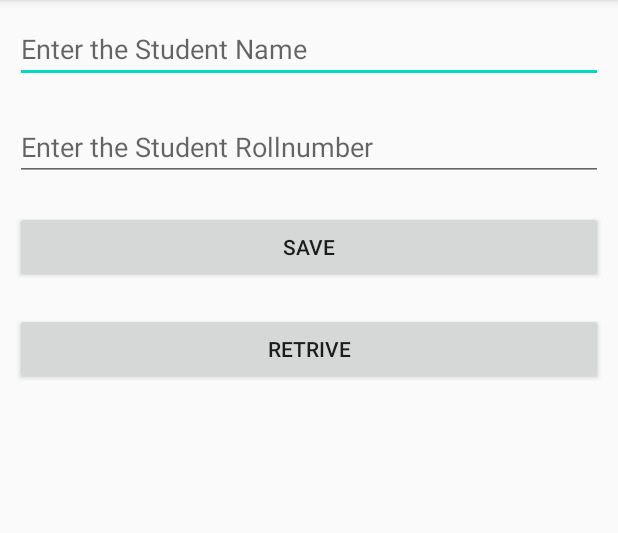
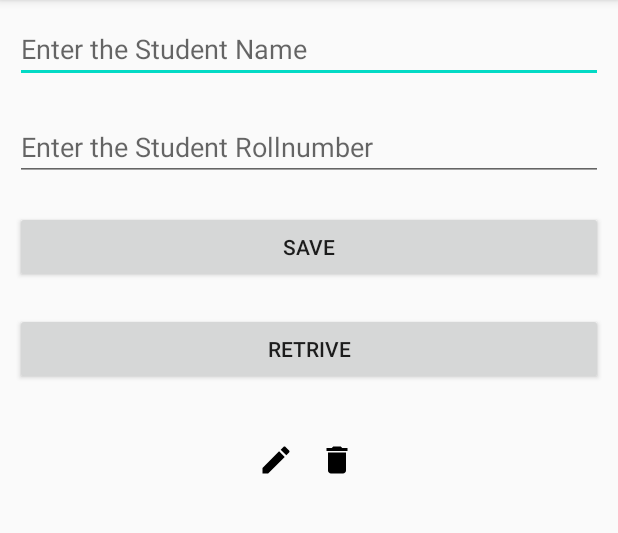
Before and after one commit to AP-Skill-Development-Corporation/AAD-STP-BATCH-5, an Android app: the screen it shows after launch (MainActivity), after a tap on "RETRIVE", on a phone screen of 412 x 824 dp, the part 84-617 px from its top. Run offline under Robolectric (Android 15) with nearby library versions, the phone set to English and light mode, and no system bars; our stand-ins replace Room's generated code.

Commit message:
Room Db Project CURD Opartions completed without live data added

```diff
--- a/RoomDbExample/app/src/main/AndroidManifest.xml
+++ b/RoomDbExample/app/src/main/AndroidManifest.xml
@@ -9,6 +9,9 @@
         android:roundIcon="@mipmap/ic_launcher_round"
         android:supportsRtl="true"
         android:theme="@style/AppTheme">
+        <activity android:name=".UpdateActivity"
+            android:parentActivityName=".MainActivity"
+            ></activity>
         <activity android:name=".MainActivity">
             <intent-filter>
                 <action android:name="android.intent.action.MAIN" />
--- a/RoomDbExample/app/src/main/java/com/muneiah/roomdbexample/StudentAdaper.java
+++ b/RoomDbExample/app/src/main/java/com/muneiah/roomdbexample/StudentAdaper.java
@@ -1,6 +1,7 @@
 package com.muneiah.roomdbexample;
 
 import android.content.Context;
+import android.content.Intent;
 import android.view.LayoutInflater;
 import android.view.View;
 import android.view.ViewGroup;
@@ -35,6 +36,12 @@ public class StudentAdaper extends RecyclerView.Adapter<StudentAdaper.StudentVie
     public void onBindViewHolder(@NonNull StudentViewHolder holder, int position) {
         holder.stud_name.setText(list.get(position).getName());
         holder.stu_rollnumber.setText(list.get(position).getRollnumber());
+        holder.stu_dele.setOnClickListener(new View.OnClickListener() {
+            @Override
+            public void onClick(View v) {
+                MainActivity.database.studentDAO().delete(list.get(position));
+            }
+        });
     }
 
     @Override
@@ -43,12 +50,28 @@ public class StudentAdaper extends RecyclerView.Adapter<StudentAdaper.StudentVie
     }
 
     public class StudentViewHolder extends RecyclerView.ViewHolder {
-        TextView stud_name,stu_rollnumber;
+        TextView stud_name,stu_rollnumber,stu_edit,stu_dele;
 
         public StudentViewHolder(@NonNull View itemView) {
             super(itemView);
             stud_name=itemView.findViewById(R.id.tv_sName);
             stu_rollnumber=itemView.findViewById(R.id.tv_srollnumber);
+            stu_edit=itemView.findViewById(R.id.edit);
+            stu_dele=itemView.findViewById(R.id.delete);
+            stu_edit.setOnClickListener(new View.OnClickListener() {
+                @Override
+                public void onClick(View v) {
+                    String n=stud_name.getText().toString();
+                    String r=stu_rollnumber.getText().toString();
+                    Intent i=new Intent(ctx,UpdateActivity.class);
+                    i.putExtra("name",n);
+                    i.putExtra("roll",r);
+                   ctx.startActivity(i);
+
+
+                }
+            });
+
         }
     }
 }
--- /dev/null
+++ b/RoomDbExample/app/src/main/res/drawable/ic_delete_black_24dp.xml
@@ -0,0 +1,9 @@
+<vector xmlns:android="http://schemas.android.com/apk/res/android"
+        android:width="24dp"
+        android:height="24dp"
+        android:viewportWidth="24.0"
+        android:viewportHeight="24.0">
+    <path
+        android:fillColor="#FF000000"
+        android:pathData="M6,19c0,1.1 0.9,2 2,2h8c1.1,0 2,-0.9 2,-2V7H6v12zM19,4h-3.5l-1,-1h-5l-1,1H5v2h14V4z"/>
+</vector>
--- /dev/null
+++ b/RoomDbExample/app/src/main/res/drawable/ic_edit_black_24dp.xml
@@ -0,0 +1,9 @@
+<vector xmlns:android="http://schemas.android.com/apk/res/android"
+        android:width="24dp"
+        android:height="24dp"
+        android:viewportWidth="24.0"
+        android:viewportHeight="24.0">
+    <path
+        android:fillColor="#FF000000"
+        android:pathData="M3,17.25V21h3.75L17.81,9.94l-3.75,-3.75L3,17.25zM20.71,7.04c0.39,-0.39 0.39,-1.02 0,-1.41l-2.34,-2.34c-0.39,-0.39 -1.02,-0.39 -1.41,0l-1.83,1.83 3.75,3.75 1.83,-1.83z"/>
+</vector>
--- a/RoomDbExample/app/src/main/res/layout/every_row_design.xml
+++ b/RoomDbExample/app/src/main/res/layout/every_row_design.xml
@@ -1,8 +1,15 @@
 <?xml version="1.0" encoding="utf-8"?>
-<LinearLayout
+<LinearLayout xmlns:android="http://schemas.android.com/apk/res/android"
+    android:layout_width="match_parent"
+    android:layout_height="wrap_content"
+    android:gravity="center">
 
-    xmlns:android="http://schemas.android.com/apk/res/android" android:layout_width="match_parent"
-    android:layout_height="wrap_content">
+    <TextView
+        android:id="@+id/edit"
+        android:layout_width="wrap_content"
+        android:layout_height="wrap_content"
+        android:drawableRight="@drawable/ic_edit_black_24dp"
+        android:textSize="40sp" />
 
     <TextView
         android:id="@+id/tv_sName"
@@ -14,11 +21,19 @@
         android:textSize="40sp" />
 
     <TextView
+        android:id="@+id/tv_srollnumber"
         android:layout_width="wrap_content"
         android:layout_height="wrap_content"
+        android:layout_margin="3dp"
         android:text=" Roll num"
-        android:id="@+id/tv_srollnumber"
-        android:textSize="40sp"
+        android:textColor="@color/colorAccent"
+        android:textSize="30sp" />
+
+    <TextView
+        android:id="@+id/delete"
+        android:layout_width="wrap_content"
+        android:layout_height="wrap_content"
         android:layout_margin="3dp"
-        android:textColor="@color/colorPrimary"/>
+        android:drawableLeft="@drawable/ic_delete_black_24dp"
+        android:textSize="40sp" />
 </LinearLayout>
```
Also changed, not shown: RoomDbExample/app/src/main/java/com/muneiah/roomdbexample/UpdateActivity.java (added, +40 -0 lines), RoomDbExample/app/src/main/res/layout/activity_update.xml (added, +31 -0 lines).
